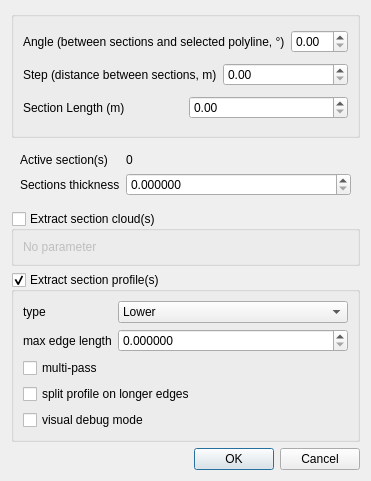
evaristelegallois/ATMplugin, file qThrowMeasurement/ui/atmdialog.ui: the form before one commit.
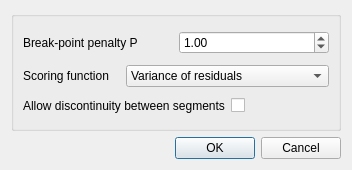
The form after the commit.

```diff
--- a/qThrowMeasurement/ui/atmdialog.ui
+++ b/qThrowMeasurement/ui/atmdialog.ui
@@ -7,7 +7,7 @@
     <x>0</x>
     <y>0</y>
     <width>352</width>
-    <height>481</height>
+    <height>170</height>
    </rect>
   </property>
   <property name="windowTitle">
@@ -25,40 +25,68 @@
         <item>
          <widget class="QLabel" name="angleLabel">
           <property name="text">
-           <string>Angle (between sections and selected polyline, °)</string>
+           <string>Break-point penalty P</string>
           </property>
          </widget>
         </item>
         <item>
-         <widget class="QDoubleSpinBox" name="angle"/>
+         <widget class="QDoubleSpinBox" name="pDoubleSpinBox">
+          <property name="singleStep">
+           <double>0.100000000000000</double>
+          </property>
+          <property name="value">
+           <double>1.000000000000000</double>
+          </property>
+         </widget>
         </item>
        </layout>
       </item>
       <item row="2" column="0">
-       <layout class="QHBoxLayout" name="horizontalLayout_2">
-        <item>
-         <widget class="QLabel" name="secLengthLabel">
-          <property name="text">
-           <string>Section Length (m)</string>
-          </property>
-         </widget>
-        </item>
-        <item>
-         <widget class="QDoubleSpinBox" name="secLength"/>
-        </item>
-       </layout>
-      </item>
-      <item row="1" column="0">
        <layout class="QHBoxLayout" name="horizontalLayout_3">
         <item>
          <widget class="QLabel" name="stepLabel">
           <property name="text">
-           <string>Step (distance between sections, m)</string>
+           <string>Allow discontinuity between segments</string>
           </property>
          </widget>
         </item>
         <item>
-         <widget class="QDoubleSpinBox" name="step"/>
+         <widget class="QCheckBox" name="jCheckBox">
+          <property name="text">
+           <string/>
+          </property>
+          <property name="checked">
+           <bool>false</bool>
+          </property>
+         </widget>
+        </item>
+       </layout>
+      </item>
+      <item row="1" column="0">
+       <layout class="QHBoxLayout" name="horizontalLayout_2">
+        <item>
+         <widget class="QLabel" name="scoreLabel">
+          <property name="toolTip">
+           <string>The scoring function can be based on variance or R² computation. R² performs badly with low values of slopes.</string>
+          </property>
+          <property name="text">
+           <string>Scoring function</string>
+          </property>
+         </widget>
+        </item>
+        <item>
+         <widget class="QComboBox" name="scoreComboBox">
+          <item>
+           <property name="text">
+            <string>Variance of residuals</string>
+           </property>
+          </item>
+          <item>
+           <property name="text">
+            <string>Coefficient of determination (R²)</string>
+           </property>
+          </item>
+         </widget>
         </item>
        </layout>
       </item>
@@ -66,198 +94,6 @@
     </widget>
    </item>
    <item row="1" column="0">
-    <layout class="QGridLayout" name="gridLayout_2">
-     <item row="0" column="0">
-      <widget class="QFrame" name="frame">
-       <layout class="QFormLayout" name="formLayout_6">
-        <item row="0" column="0">
-         <widget class="QLabel" name="activeSectionsLabel_2">
-          <property name="text">
-           <string>Active section(s)</string>
-          </property>
-         </widget>
-        </item>
-        <item row="0" column="1">
-         <widget class="QLabel" name="activeSectionsLabel_3">
-          <property name="text">
-           <string notr="true">0</string>
-          </property>
-         </widget>
-        </item>
-        <item row="1" column="0">
-         <widget class="QLabel" name="secThicknessLabel">
-          <property name="text">
-           <string>Sections thickness</string>
-          </property>
-         </widget>
-        </item>
-        <item row="1" column="1">
-         <widget class="QDoubleSpinBox" name="thicknessDoubleSpinBox_3">
-          <property name="toolTip">
-           <string>Thickness of each section (depends on the cloud density)</string>
-          </property>
-          <property name="decimals">
-           <number>6</number>
-          </property>
-          <property name="maximum">
-           <double>1000000000.000000000000000</double>
-          </property>
-         </widget>
-        </item>
-       </layout>
-      </widget>
-     </item>
-     <item row="1" column="0">
-      <widget class="QGroupBox" name="extractCloudsGroupBox">
-       <property name="toolTip">
-        <string>To extract each section as a point cloud</string>
-       </property>
-       <property name="title">
-        <string>Extract section cloud(s)</string>
-       </property>
-       <property name="checkable">
-        <bool>true</bool>
-       </property>
-       <property name="checked">
-        <bool>false</bool>
-       </property>
-       <layout class="QVBoxLayout" name="verticalLayout_7">
-        <item>
-         <widget class="QLabel" name="label_13">
-          <property name="text">
-           <string>No parameter</string>
-          </property>
-         </widget>
-        </item>
-       </layout>
-      </widget>
-     </item>
-     <item row="2" column="0">
-      <widget class="QGroupBox" name="extractEnvelopesGroupBox">
-       <property name="toolTip">
-        <string>To extract the contour of each section as a polyline</string>
-       </property>
-       <property name="title">
-        <string>Extract section profile(s)</string>
-       </property>
-       <property name="checkable">
-        <bool>true</bool>
-       </property>
-       <property name="checked">
-        <bool>true</bool>
-       </property>
-       <layout class="QVBoxLayout" name="verticalLayout_6">
-        <item>
-         <widget class="QFrame" name="frame_4">
-          <property name="minimumSize">
-           <size>
-            <width>0</width>
-            <height>50</height>
-           </size>
-          </property>
-          <layout class="QFormLayout" name="formLayout_5">
-           <property name="leftMargin">
-            <number>0</number>
-           </property>
-           <property name="topMargin">
-            <number>0</number>
-           </property>
-           <property name="rightMargin">
-            <number>0</number>
-           </property>
-           <property name="bottomMargin">
-            <number>0</number>
-           </property>
-           <item row="0" column="0">
-            <widget class="QLabel" name="typeProfileLabel">
-             <property name="text">
-              <string>type</string>
-             </property>
-            </widget>
-           </item>
-           <item row="0" column="1">
-            <widget class="QComboBox" name="envelopeTypeComboBox_3">
-             <property name="toolTip">
-              <string>Section type (lower or upper part, or both)</string>
-             </property>
-             <item>
-              <property name="text">
-               <string>Lower</string>
-              </property>
-             </item>
-             <item>
-              <property name="text">
-               <string>Upper</string>
-              </property>
-             </item>
-             <item>
-              <property name="text">
-               <string>Both</string>
-              </property>
-             </item>
-            </widget>
-           </item>
-           <item row="1" column="0">
-            <widget class="QLabel" name="maxEdgeLengthLabel">
-             <property name="text">
-              <string>max edge length</string>
-             </property>
-            </widget>
-           </item>
-           <item row="1" column="1">
-            <widget class="QDoubleSpinBox" name="maxEdgeLengthDoubleSpinBox_3">
-             <property name="toolTip">
-              <string>Max output polyline edge length (the smaller, the closer to the points the contour will be).
-Warning: if 0, generates the convex hull.</string>
-             </property>
-             <property name="decimals">
-              <number>6</number>
-             </property>
-             <property name="maximum">
-              <double>1000000000.000000000000000</double>
-             </property>
-            </widget>
-           </item>
-          </layout>
-         </widget>
-        </item>
-        <item>
-         <widget class="QCheckBox" name="multiPassCheckBox_3">
-          <property name="toolTip">
-           <string>Multi-pass process where longer edges may be temporarily created to obtain a better fit... or a worst one ;)</string>
-          </property>
-          <property name="text">
-           <string>multi-pass</string>
-          </property>
-         </widget>
-        </item>
-        <item>
-         <widget class="QCheckBox" name="splitEnvelopeCheckBox_3">
-          <property name="toolTip">
-           <string>split the generated profile(s) in smaller parts to avoid creating too long edges (10 times the specified max edge length).
-Warning: may not be compatible with Mascaret export.</string>
-          </property>
-          <property name="text">
-           <string>split profile on longer edges</string>
-          </property>
-         </widget>
-        </item>
-        <item>
-         <widget class="QCheckBox" name="debugModeCheckBox_3">
-          <property name="toolTip">
-           <string>Display a dialog with step-by-step execution of the algorithm (debug mode - very slow)</string>
-          </property>
-          <property name="text">
-           <string>visual debug mode</string>
-          </property>
-         </widget>
-        </item>
-       </layout>
-      </widget>
-     </item>
-    </layout>
-   </item>
-   <item row="2" column="0">
     <layout class="QHBoxLayout" name="horizontalLayout_4">
      <item>
       <spacer name="horizontalSpacer">
```
Left out of the diff: 18 changed lines with no effect on the pictures.
